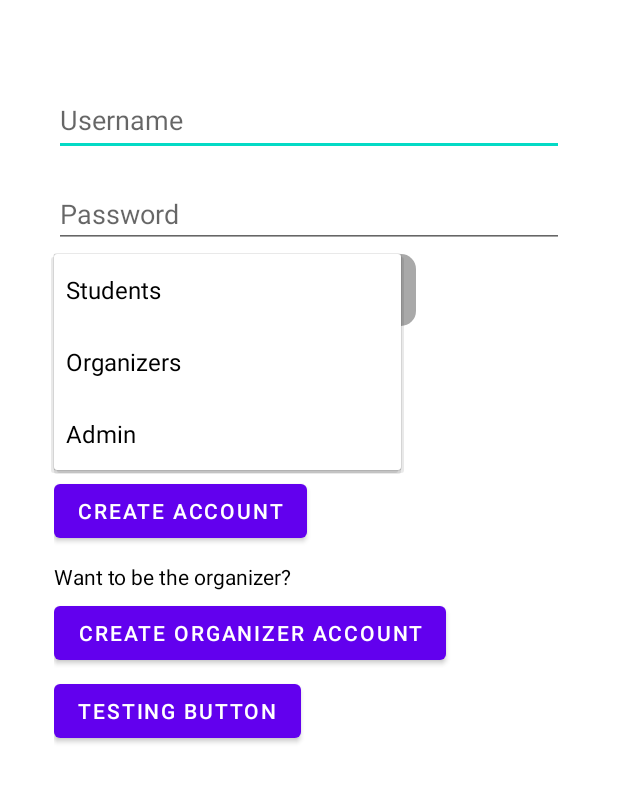
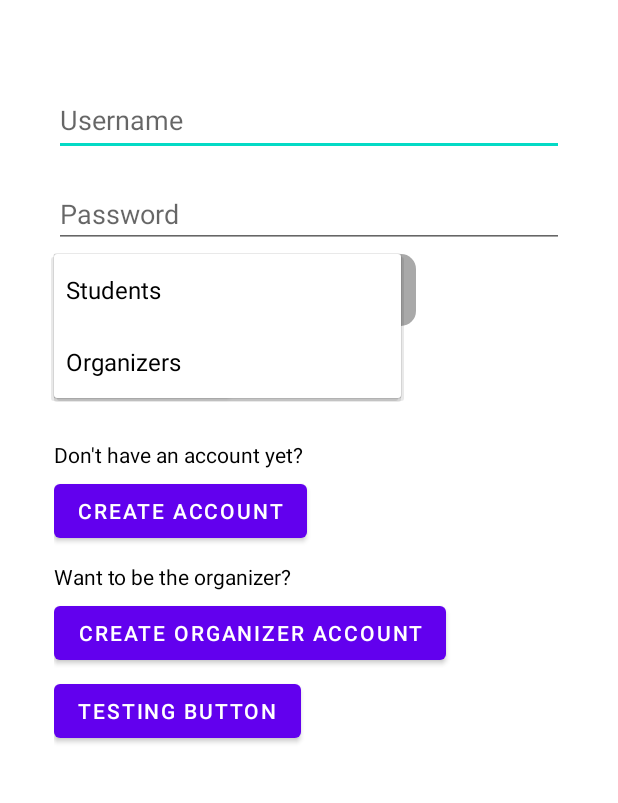
Before and after one commit to IdzhansKhairi/UM_Events, an Android app: the screen it shows after launch (LoginActivity), after a tap on "Students", on a phone screen of 412 x 824 dp, the part 384-1187 px from its top. Run offline under Robolectric (Android 15) with nearby library versions, the phone set to English and light mode, and no system bars; our stand-ins replace Firebase (no records; nobody signed in at launch, a user with empty details on screens opened directly); Roboto replaces fonts that are not available here.

Commit message:
Remove Admin

```diff
--- a/app/src/main/java/com/example/um_event/LoginActivity.java
+++ b/app/src/main/java/com/example/um_event/LoginActivity.java
@@ -22,7 +22,7 @@ import com.google.firebase.database.ValueEventListener;
 public class LoginActivity extends AppCompatActivity implements AdapterView.OnItemSelectedListener{
 
     private Button buttonregister, buttonLogin, buttonregisterOrganiser, buttonTest;
-    private String[] credential = {"Students", "Organizers", "Admin"};
+    private String[] credential = {"Students", "Organizers"};
     private EditText username, password;
     private Spinner credentials;
     private TextView viewUsername, viewPassword, viewCredentials;
```
